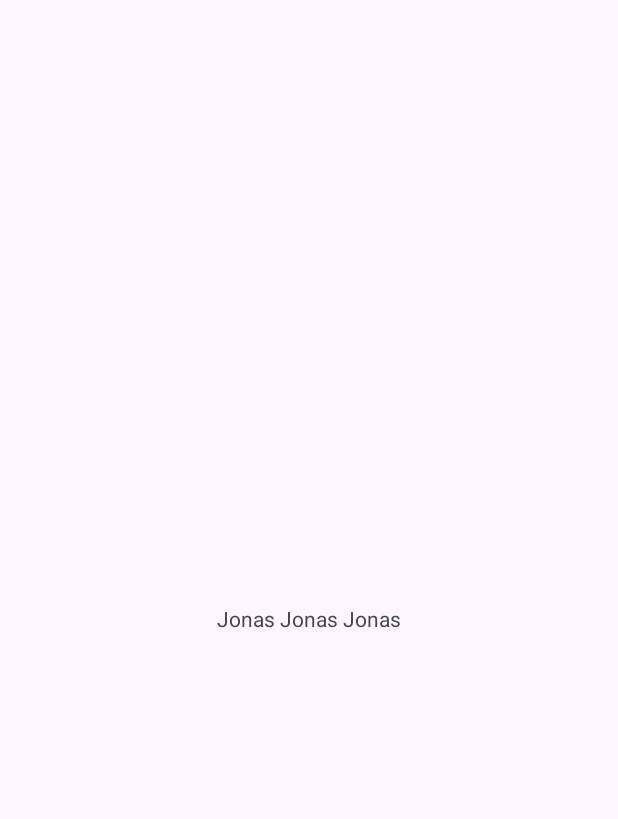
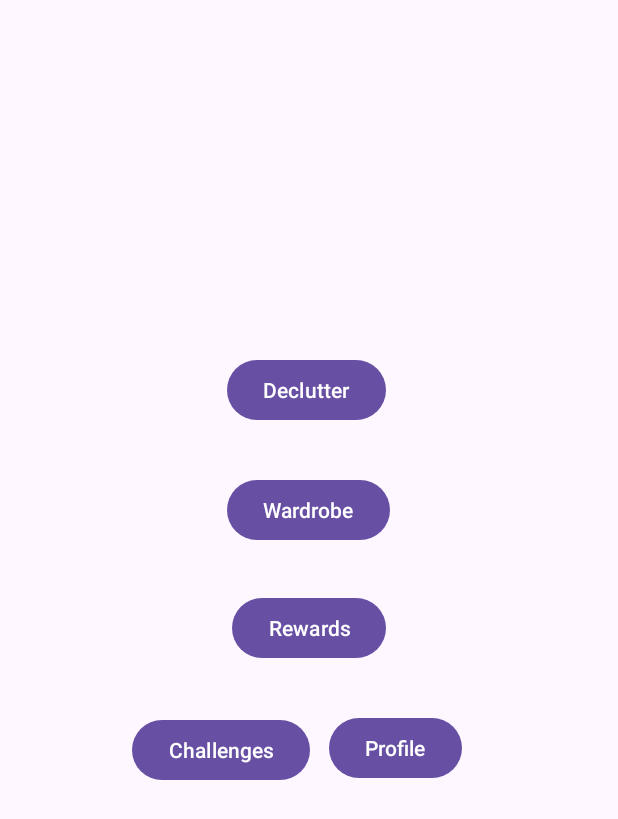
Before and after one commit to AagmaPekol/GitHub_Repository_P2_DeClutter, an Android app: the screen it shows after launch (MainActivity before the commit, mainMenuPage after it), on a phone screen of 412 x 824 dp. Before the commit the part shown is almost empty. Shown: the top 819 px of the screen. Run offline under Robolectric (Android 15) with nearby library versions, the phone set to English and light mode, and no system bars.

Commit message:
Added basic activites(pages)

```diff
--- /dev/null
+++ b/P2_DeClutter_App/app/src/main/java/com/example/p2_declutter_app/mainMenuPage.java
@@ -0,0 +1,78 @@
+package com.example.p2_declutter_app;
+
+import android.content.Intent;
+import android.os.Bundle;
+import android.view.View;
+import android.widget.Button;
+import android.widget.Toast;
+
+import androidx.activity.EdgeToEdge;
+import androidx.appcompat.app.AppCompatActivity;
+import androidx.core.graphics.Insets;
+import androidx.core.view.ViewCompat;
+import androidx.core.view.WindowInsetsCompat;
+
+public class mainMenuPage extends AppCompatActivity {
+
+    @Override
+    protected void onCreate(Bundle savedInstanceState) {
+        super.onCreate(savedInstanceState);
+        EdgeToEdge.enable(this);
+        setContentView(R.layout.activity_main_menu_page);
+        ViewCompat.setOnApplyWindowInsetsListener(findViewById(R.id.main), (v, insets) -> {
+            Insets systemBars = insets.getInsets(WindowInsetsCompat.Type.systemBars());
+            v.setPadding(systemBars.left, systemBars.top, systemBars.right, systemBars.bottom);
+            return insets;
+        });
+
+        Button deClutterBtn = findViewById(R.id.deClutterBtn);
+        deClutterBtn.setOnClickListener(new View.OnClickListener(){
+            @Override
+            public void onClick(View v) {
+                Intent intent = new Intent(mainMenuPage.this, deClutterOverviewPage.class);
+                startActivity(intent);
+            }
+        });
+
+        Button wardrobeBtn = findViewById(R.id.wardrobeBtn);
+        wardrobeBtn.setOnClickListener(new View.OnClickListener(){
+            @Override
+            public void onClick(View v){
+                Intent intent = new Intent(mainMenuPage.this, wardrobePage.class);
+                startActivity(intent);
+            }
+        });
+
+        Button rewardsBtn = findViewById(R.id.rewardsBtn);
+        rewardsBtn.setOnClickListener(new View.OnClickListener(){
+            @Override
+            public void onClick(View v){
+                notImplemented();
+            }
+        });
+
+        Button challengesBtn = findViewById(R.id.challengesBtn);
+        challengesBtn.setOnClickListener(new View.OnClickListener(){
+            @Override
+            public void onClick(View v){
+                notImplemented();
+            }
+        });
+
+        Button loginBtn = findViewById(R.id.profileBtn);
+        loginBtn.setOnClickListener(new View.OnClickListener() {
+            @Override
+            public void onClick(View v) {
+                Intent intent = new Intent(mainMenuPage.this,loginPage.class);
+                startActivity(intent);
+            }
+        });
+
+    }
+
+
+
+    public void notImplemented(){
+        Toast.makeText(this, "This is not implemented yet", Toast.LENGTH_SHORT).show();
+    }
+}
--- a/P2_DeClutter_App/app/src/main/java/com/example/p2_declutter_app/MainActivity.java
+++ b/P2_DeClutter_App/app/src/main/java/com/example/p2_declutter_app/wardrobePage.java
@@ -8,13 +8,13 @@ import androidx.core.graphics.Insets;
 import androidx.core.view.ViewCompat;
 import androidx.core.view.WindowInsetsCompat;
 
-public class MainActivity extends AppCompatActivity {
+public class wardrobePage extends AppCompatActivity {
 
     @Override
     protected void onCreate(Bundle savedInstanceState) {
         super.onCreate(savedInstanceState);
         EdgeToEdge.enable(this);
-        setContentView(R.layout.activity_main);
+        setContentView(R.layout.activity_wardrobe_page);
         ViewCompat.setOnApplyWindowInsetsListener(findViewById(R.id.main), (v, insets) -> {
             Insets systemBars = insets.getInsets(WindowInsetsCompat.Type.systemBars());
             v.setPadding(systemBars.left, systemBars.top, systemBars.right, systemBars.bottom);
--- a/P2_DeClutter_App/app/src/main/res/layout/activity_main.xml
+++ b/P2_DeClutter_App/app/src/main/res/layout/activity_login_page.xml
@@ -5,15 +5,13 @@
     android:id="@+id/main"
     android:layout_width="match_parent"
     android:layout_height="match_parent"
-    tools:context=".MainActivity">
+    tools:context=".loginPage">
 
     <TextView
+        android:id="@+id/textView3"
         android:layout_width="wrap_content"
         android:layout_height="wrap_content"
-        android:text="Jonas Jonas Jonas"
-        app:layout_constraintBottom_toBottomOf="parent"
-        app:layout_constraintEnd_toEndOf="parent"
-        app:layout_constraintStart_toStartOf="parent"
-        app:layout_constraintTop_toTopOf="parent" />
-
+        android:text="THIS IS A PROFILE/LOGIN PAGE"
+        tools:layout_editor_absoluteX="105dp"
+        tools:layout_editor_absoluteY="291dp" />
 </androidx.constraintlayout.widget.ConstraintLayout>
--- /dev/null
+++ b/P2_DeClutter_App/app/src/main/res/layout/activity_main_menu_page.xml
@@ -0,0 +1,69 @@
+<?xml version="1.0" encoding="utf-8"?>
+<androidx.constraintlayout.widget.ConstraintLayout xmlns:android="http://schemas.android.com/apk/res/android"
+    xmlns:app="http://schemas.android.com/apk/res-auto"
+    xmlns:tools="http://schemas.android.com/tools"
+    android:id="@+id/main"
+    android:layout_width="match_parent"
+    android:layout_height="match_parent"
+    tools:context=".mainMenuPage">
+
+    <Button
+        android:id="@+id/deClutterBtn"
+        android:layout_width="wrap_content"
+        android:layout_height="wrap_content"
+        android:layout_marginTop="236dp"
+        android:text="Declutter"
+        app:layout_constraintEnd_toEndOf="parent"
+        app:layout_constraintHorizontal_bias="0.495"
+        app:layout_constraintStart_toStartOf="parent"
+        app:layout_constraintTop_toTopOf="parent" />
+
+    <Button
+        android:id="@+id/wardrobeBtn"
+        android:layout_width="wrap_content"
+        android:layout_height="wrap_content"
+        android:layout_marginTop="32dp"
+        android:text="Wardrobe"
+        app:layout_constraintBottom_toBottomOf="parent"
+        app:layout_constraintEnd_toEndOf="parent"
+        app:layout_constraintHorizontal_bias="0.498"
+        app:layout_constraintStart_toStartOf="parent"
+        app:layout_constraintTop_toBottomOf="@+id/deClutterBtn"
+        app:layout_constraintVertical_bias="0.0" />
+
+    <Button
+        android:id="@+id/rewardsBtn"
+        android:layout_width="wrap_content"
+        android:layout_height="wrap_content"
+        android:text="Rewards"
+        app:layout_constraintBottom_toBottomOf="parent"
+        app:layout_constraintEnd_toEndOf="parent"
+        app:layout_constraintStart_toStartOf="parent"
+        app:layout_constraintTop_toBottomOf="@+id/wardrobeBtn"
+        app:layout_constraintVertical_bias="0.075" />
+
+    <Button
+        android:id="@+id/challengesBtn"
+        android:layout_width="wrap_content"
+        android:layout_height="wrap_content"
+        android:layout_marginStart="88dp"
+        android:layout_marginTop="28dp"
+        android:text="Challenges"
+        app:layout_constraintBottom_toBottomOf="parent"
+        app:layout_constraintStart_toStartOf="parent"
+        app:layout_constraintTop_toBottomOf="@+id/rewardsBtn"
+        app:layout_constraintVertical_bias="0.018" />
+
+    <Button
+        android:id="@+id/profileBtn"
+        android:layout_width="wrap_content"
+        android:layout_height="wrap_content"
+        android:layout_marginTop="32dp"
+        android:layout_marginEnd="104dp"
+        android:text="Profile"
+        app:layout_constraintBottom_toBottomOf="parent"
+        app:layout_constraintEnd_toEndOf="parent"
+        app:layout_constraintTop_toBottomOf="@+id/rewardsBtn"
+        app:layout_constraintVertical_bias="0.0" />
+
+</androidx.constraintlayout.widget.ConstraintLayout>
```
Also changed, not shown: P2_DeClutter_App/app/src/main/AndroidManifest.xml (+10 -1 lines), P2_DeClutter_App/app/src/main/java/com/example/p2_declutter_app/deClutterOverviewPage.java (added, +24 -0 lines), P2_DeClutter_App/app/src/main/java/com/example/p2_declutter_app/loginPage.java (added, +24 -0 lines), P2_DeClutter_App/app/src/main/res/layout/activity_de_clutter_overview_page.xml (added, +17 -0 lines), P2_DeClutter_App/app/src/main/res/layout/activity_wardrobe_page.xml (added, +17 -0 lines).
